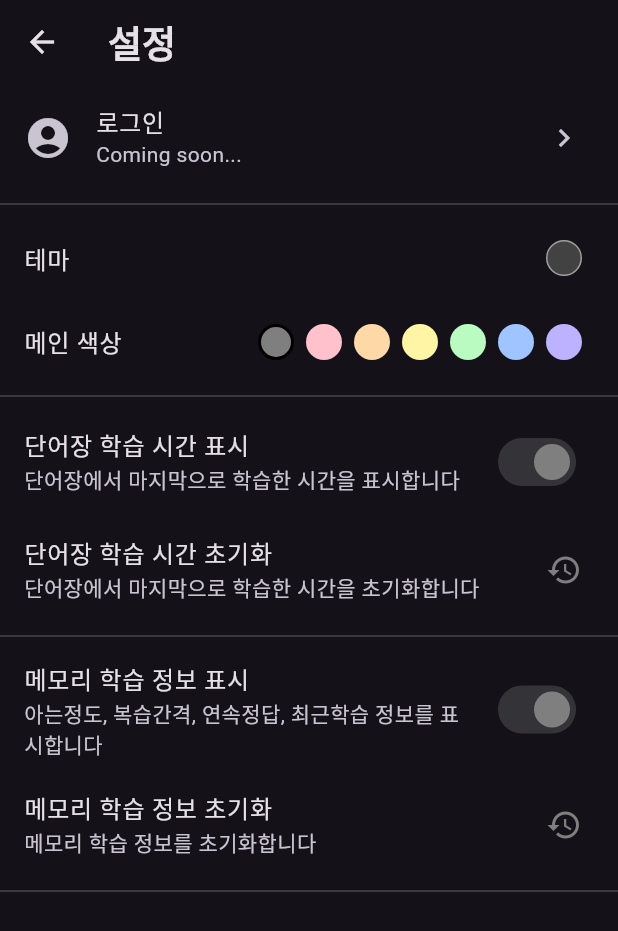
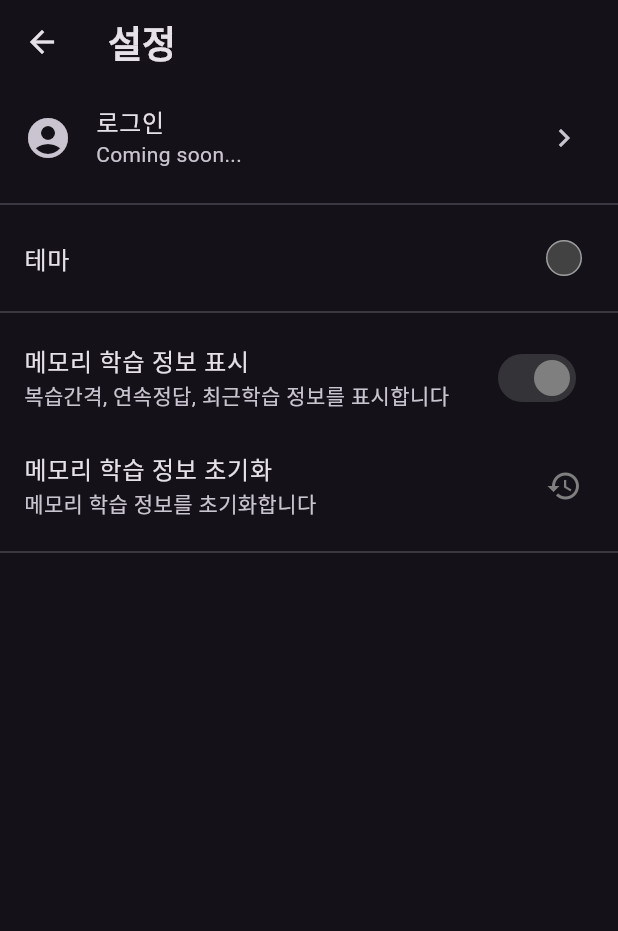
Before and after one commit to yoosukkim-create/Japanese, a Flutter app: the screen it shows after launch, after a tap on the "settings" icon, on a phone screen of 412 x 824 dp. Shown: the top 931 px of the screen. Run offline on Flutter 3.47's test engine with Material 3 defaults, Android fonts, the phone set to English and light mode, and no system bars; our stand-ins replace google_fonts, shared_preferences, signature.

Commit message:
Update UI and delete unusing settings

```diff
--- a/lib/main.dart
+++ b/lib/main.dart
@@ -137,8 +137,10 @@ class _HomeScreenState extends State<HomeScreen> {
     return _buildCardContainer(
       children: [
         _buildCardTitle('기본 단어장', themeProvider),
-        ...wordbooks.map(
-          (wordbook) => InkWell(
+        ...wordbooks.asMap().entries.map((entry) {
+          final index = entry.key + 1; // 숫자 1부터 시작
+          final wordbook = entry.value;
+          return InkWell(
             onTap:
                 () => Navigator.push(
                   context,
@@ -154,12 +156,40 @@ class _HomeScreenState extends State<HomeScreen> {
               child: Row(
                 mainAxisAlignment: MainAxisAlignment.spaceBetween,
                 children: [
-                  Text(
-                    wordbook.title,
-                    style: ThemeProvider.mainListNameStyle(context).copyWith(
-                      color:
-                          isDarkMode(context) ? Colors.white : Colors.black87,
-                    ),
+                  Row(
+                    children: [
+                      // ✅ 둥근 숫자 아이콘
+                      Container(
+                        width: 28,
+                        height: 28,
+                        decoration: BoxDecoration(
+                          color: themeProvider.mainColor.withOpacity(0.9),
+                          borderRadius: BorderRadius.circular(8),
+                        ),
+                        alignment: Alignment.center,
+                        child: Text(
+                          'Lv$index',
+                          style: const TextStyle(
+                            color: Colors.white,
+                            fontSize: 14,
+                            fontWeight: FontWeight.bold,
+                          ),
+                        ),
+                      ),
+                      const SizedBox(width: 12),
+                      // 단어장 제목
+                      Text(
+                        wordbook.title,
+                        style: ThemeProvider.mainListNameStyle(
+                          context,
+                        ).copyWith(
+                          color:
+                              isDarkMode(context)
+                                  ? Colors.white
+                                  : Colors.black87,
+                        ),
+                      ),
+                    ],
                   ),
                   Consumer<StudyProvider>(
                     builder: (context, studyProvider, _) {
@@ -183,8 +213,8 @@ class _HomeScreenState extends State<HomeScreen> {
                 ],
               ),
             ),
-          ),
-        ),
+          );
+        }),
         const SizedBox(height: 8),
       ],
     );
--- a/lib/providers/theme_provider.dart
+++ b/lib/providers/theme_provider.dart
@@ -4,7 +4,6 @@ import 'dart:math';
 
 class ThemeProvider extends ChangeNotifier {
   bool _isDarkMode = true;
-  bool _showLastViewedTime = true;
   bool _showMemoryParams = true;
   Color _mainColor = const Color(0xFF7F7F7F);
 
@@ -17,7 +16,6 @@ class ThemeProvider extends ChangeNotifier {
   static const Color pastelIndigo = Color(0xFFBDB2FF);
 
   bool get isDarkMode => _isDarkMode;
-  bool get showLastViewedTime => _showLastViewedTime;
   bool get showMemoryParams => _showMemoryParams;
   Color get mainColor => _mainColor;
 
@@ -36,11 +34,6 @@ class ThemeProvider extends ChangeNotifier {
     notifyListeners();
   }
 
-  void toggleLastViewedTime() {
-    _showLastViewedTime = !_showLastViewedTime;
-    notifyListeners();
-  }
-
   void toggleMemoryParams() {
     _showMemoryParams = !_showMemoryParams;
     notifyListeners();
@@ -53,9 +46,12 @@ class ThemeProvider extends ChangeNotifier {
   static const Alignment appBarAlignment = Alignment.centerLeft;
   static const String wordbookBarTitle = '메모리 メモリ';
 
-  static const String fontAppBar = 'Jua';
-  static const String fontWord = 'Roboto';
-  static const String fontMeta = 'Jua';
+  // static const String fontAppBar = 'Jua';
+  // static const String fontWord = 'Roboto';
+  // static const String fontMeta = 'Jua';
+  static const String fontAppBar = 'Inter';
+  static const String fontWord = 'Inter';
+  static const String fontMeta = 'Inter';
 
   static TextStyle adaptiveFontSize(
     BuildContext context,
@@ -80,14 +76,14 @@ class ThemeProvider extends ChangeNotifier {
   // Word 관련
   static TextStyle wordText(BuildContext context) => adaptiveFontSize(
     context,
-    0.08,
+    0.1,
     120,
     fontWeight: FontWeight.w700,
     fontFamily: fontWord,
   );
   static TextStyle wordReadMean(BuildContext context) => adaptiveFontSize(
     context,
-    0.035,
+    0.03,
     48,
     fontFamily: fontWord,
     color: Colors.grey[700],
@@ -104,14 +100,14 @@ class ThemeProvider extends ChangeNotifier {
   // 예문 관련
   static TextStyle exampleText(BuildContext context) => adaptiveFontSize(
     context,
-    0.045,
+    0.033,
     48,
     fontWeight: FontWeight.w700,
     fontFamily: fontWord,
   );
   static TextStyle exampleReadMean(BuildContext context) => adaptiveFontSize(
     context,
-    0.035,
+    0.03,
     32,
     fontFamily: fontWord,
     color: Colors.grey[700],
@@ -120,30 +116,23 @@ class ThemeProvider extends ChangeNotifier {
   // 상단바 및 제목
   static TextStyle mainBarStyle(BuildContext context) => adaptiveFontSize(
     context,
-    0.05,
+    0.04,
     60,
-    fontWeight: FontWeight.w900,
-    fontFamily: fontAppBar,
-  );
-  static TextStyle subBarStyle(BuildContext context) => adaptiveFontSize(
-    context,
-    0.045,
-    52,
-    fontWeight: FontWeight.w400,
+    fontWeight: FontWeight.w600,
     fontFamily: fontAppBar,
   );
   static TextStyle mainListStyle(BuildContext context) => adaptiveFontSize(
     context,
-    0.03,
+    0.025,
     32,
-    fontWeight: FontWeight.w700,
+    fontWeight: FontWeight.w900,
     fontFamily: fontAppBar,
   );
   static TextStyle mainListNameStyle(BuildContext context) => adaptiveFontSize(
     context,
-    0.035,
+    0.03,
     36,
-    fontWeight: FontWeight.w400,
+    fontWeight: FontWeight.w600,
     fontFamily: fontWord,
   );
   static TextStyle settingsBarStyle(BuildContext context) => adaptiveFontSize(
@@ -157,14 +146,14 @@ class ThemeProvider extends ChangeNotifier {
   // 부가 정보
   static TextStyle metaCountStyle(BuildContext context) => adaptiveFontSize(
     context,
-    0.03,
-    32,
+    0.02,
+    24,
     fontWeight: FontWeight.w400,
     fontFamily: fontMeta,
   );
   static TextStyle metaDataStyle(BuildContext context) => adaptiveFontSize(
     context,
-    0.01,
+    0.02,
     24,
     fontFamily: fontWord,
     color: Colors.grey,
--- a/lib/views/screens/settings_screen.dart
+++ b/lib/views/screens/settings_screen.dart
@@ -21,7 +21,7 @@ class _SettingsScreenState extends State<SettingsScreen> {
         return AlertDialog(
           title: const Text('메모리 학습 기록 초기화'),
           content: const Text(
-            '메모리 단어장의 학습 기록이 초기화됩니다.\n정말 초기화하시겠습니까?',
+            '모든 단어장의 학습 기록이 초기화됩니다.\n정말 초기화하시겠습니까?',
             style: TextStyle(fontSize: 16),
           ),
           actions: <Widget>[
@@ -37,52 +37,7 @@ class _SettingsScreenState extends State<SettingsScreen> {
                   Navigator.of(context).pop();
                   ScaffoldMessenger.of(context).showSnackBar(
                     const SnackBar(
-                      content: Text('메모리 단어장 학습 기록이 초기화되었습니다.'),
-                      duration: Duration(seconds: 2),
-                    ),
-                  );
-                }
-              },
-            ),
-          ],
-        );
-      },
-    );
-  }
-
-  // 초기화 확인 다이얼로그를 보여주는 메서드
-  Future<void> _showResetConfirmDialog(BuildContext context) async {
-    final studyProvider = Provider.of<StudyProvider>(context, listen: false);
-
-    return showDialog<void>(
-      context: context,
-      builder: (BuildContext context) {
-        return AlertDialog(
-          title: const Text('학습 기록 초기화'),
-          content: const Text(
-            '모든 단어의 학습 기록이 삭제됩니다.\n정말 초기화하시겠습니까?',
-            style: TextStyle(fontSize: 16),
-          ),
-          actions: <Widget>[
-            TextButton(
-              child: const Text('아니오'),
-              onPressed: () {
-                Navigator.of(context).pop();
-              },
-            ),
-            TextButton(
-              child: const Text(
-                '예',
-                style: TextStyle(color: Colors.red), // 위험 동작임을 표시
-              ),
-              onPressed: () async {
-                await studyProvider.resetAllStudyStates();
-                if (context.mounted) {
-                  Navigator.of(context).pop();
-                  // 초기화 완료 메시지 표시
-                  ScaffoldMessenger.of(context).showSnackBar(
-                    const SnackBar(
-                      content: Text('모든 학습 기록이 초기화되었습니다.'),
+                      content: Text('모든 단어장 학습 기록이 초기화되었습니다.'),
                       duration: Duration(seconds: 2),
                     ),
                   );
@@ -146,107 +101,85 @@ class _SettingsScreenState extends State<SettingsScreen> {
                   themeProvider.toggleTheme();
                 },
               ),
-              ListTile(
-                title: const Text('메인 색상'),
-                trailing: Row(
-                  mainAxisSize: MainAxisSize.min,
-                  children: [
-                    _ColorOption(
-                      color: ThemeProvider.gray,
-                      isSelected: themeProvider.mainColor == ThemeProvider.gray,
-                      onTap:
-                          () => themeProvider.setMainColor(ThemeProvider.gray),
-                    ),
-                    const SizedBox(width: 8),
-                    _ColorOption(
-                      color: ThemeProvider.pastelRed,
-                      isSelected:
-                          themeProvider.mainColor == ThemeProvider.pastelRed,
-                      onTap:
-                          () => themeProvider.setMainColor(
-                            ThemeProvider.pastelRed,
-                          ),
-                    ),
-                    const SizedBox(width: 8),
-                    _ColorOption(
-                      color: ThemeProvider.pastelOrange,
-                      isSelected:
-                          themeProvider.mainColor == ThemeProvider.pastelOrange,
-                      onTap:
-                          () => themeProvider.setMainColor(
-                            ThemeProvider.pastelOrange,
-                          ),
-                    ),
-                    const SizedBox(width: 8),
-                    _ColorOption(
-                      color: ThemeProvider.pastelYellow,
-                      isSelected:
-                          themeProvider.mainColor == ThemeProvider.pastelYellow,
-                      onTap:
-                          () => themeProvider.setMainColor(
-                            ThemeProvider.pastelYellow,
-                          ),
-                    ),
-                    const SizedBox(width: 8),
-                    _ColorOption(
-                      color: ThemeProvider.pastelGreen,
-                      isSelected:
-                          themeProvider.mainColor == ThemeProvider.pastelGreen,
-                      onTap:
-                          () => themeProvider.setMainColor(
-                            ThemeProvider.pastelGreen,
-                          ),
-                    ),
-                    const SizedBox(width: 8),
-                    _ColorOption(
-                      color: ThemeProvider.pastelBlue,
-                      isSelected:
-                          themeProvider.mainColor == ThemeProvider.pastelBlue,
-                      onTap:
-                          () => themeProvider.setMainColor(
-                            ThemeProvider.pastelBlue,
-                          ),
-                    ),
-                    const SizedBox(width: 8),
-                    _ColorOption(
-                      color: ThemeProvider.pastelIndigo,
-                      isSelected:
-                          themeProvider.mainColor == ThemeProvider.pastelIndigo,
-                      onTap:
-                          () => themeProvider.setMainColor(
-                            ThemeProvider.pastelIndigo,
-                          ),
-                    ),
-                  ],
-                ),
-              ),
-              const Divider(),
-
-              // 마지막으로 본 시간 설정
-              SwitchListTile(
-                title: const Text('단어장 학습 시간 표시'),
-                subtitle: const Text('단어장에서 마지막으로 학습한 시간을 표시합니다'),
-                value: themeProvider.showLastViewedTime,
-                onChanged: (bool value) {
-                  themeProvider.toggleLastViewedTime();
-                },
-                activeColor: themeProvider.mainColor,
-                activeTrackColor: trackColor,
-                inactiveTrackColor: Colors.grey.withOpacity(0.3),
-              ),
-
-              // 학습 기록 초기화 옵션
-              ListTile(
-                title: const Text('단어장 학습 시간 초기화'),
-                subtitle: const Text('단어장에서 마지막으로 학습한 시간을 초기화합니다'),
-                trailing: Icon(Icons.restore, color: themeProvider.mainColor),
-                onTap: () => _showResetConfirmDialog(context),
-              ),
+              // ListTile(
+              //   title: const Text('메인 색상'),
+              //   trailing: Row(
+              //     mainAxisSize: MainAxisSize.min,
+              //     children: [
+              //       _ColorOption(
+              //         color: ThemeProvider.gray,
+              //         isSelected: themeProvider.mainColor == ThemeProvider.gray,
+              //         onTap:
+              //             () => themeProvider.setMainColor(ThemeProvider.gray),
+              //       ),
+              //       const SizedBox(width: 8),
+              //       _ColorOption(
+              //         color: ThemeProvider.pastelRed,
+              //         isSelected:
+              //             themeProvider.mainColor == ThemeProvider.pastelRed,
+              //         onTap:
+              //             () => themeProvider.setMainColor(
+              //               ThemeProvider.pastelRed,
+              //             ),
+              //       ),
+              //       const SizedBox(width: 8),
+              //       _ColorOption(
+              //         color: ThemeProvider.pastelOrange,
+              //         isSelected:
+              //             themeProvider.mainColor == ThemeProvider.pastelOrange,
+              //         onTap:
+              //             () => themeProvider.setMainColor(
+              //               ThemeProvider.pastelOrange,
+              //             ),
+              //       ),
+              //       const SizedBox(width: 8),
+              //       _ColorOption(
+              //         color: ThemeProvider.pastelYellow,
+              //         isSelected:
+              //             themeProvider.mainColor == ThemeProvider.pastelYellow,
+              //         onTap:
+              //             () => themeProvider.setMainColor(
+              //               ThemeProvider.pastelYellow,
+              //             ),
+              //       ),
+              //       const SizedBox(width: 8),
+              //       _ColorOption(
+              //         color: ThemeProvider.pastelGreen,
+              //         isSelected:
+              //             themeProvider.mainColor == ThemeProvider.pastelGreen,
+              //         onTap:
+              //             () => themeProvider.setMainColor(
+              //               ThemeProvider.pastelGreen,
+              //             ),
+              //       ),
+              //       const SizedBox(width: 8),
+              //       _ColorOption(
+              //         color: ThemeProvider.pastelBlue,
+              //         isSelected:
+              //             themeProvider.mainColor == ThemeProvider.pastelBlue,
+              //         onTap:
+              //             () => themeProvider.setMainColor(
+              //               ThemeProvider.pastelBlue,
+              //             ),
+              //       ),
+              //       const SizedBox(width: 8),
+              //       _ColorOption(
+              //         color: ThemeProvider.pastelIndigo,
+              //         isSelected:
+              //             themeProvider.mainColor == ThemeProvider.pastelIndigo,
+              //         onTap:
+              //             () => themeProvider.setMainColor(
+              //               ThemeProvider.pastelIndigo,
+              //             ),
+              //       ),
+              //     ],
+              //   ),
+              // ),
               const Divider(),
 
               SwitchListTile(
                 title: const Text('메모리 학습 정보 표시'),
-                subtitle: const Text('아는정도, 복습간격, 연속정답, 최근학습 정보를 표시합니다'),
+                subtitle: const Text('복습간격, 연속정답, 최근학습 정보를 표시합니다'),
                 value: themeProvider.showMemoryParams,
                 onChanged: (_) => themeProvider.toggleMemoryParams(),
                 activeColor: themeProvider.mainColor,
--- a/lib/views/screens/word_group_screen.dart
+++ b/lib/views/screens/word_group_screen.dart
@@ -36,7 +36,7 @@ class WordGroupScreen extends StatelessWidget {
           alignment: ThemeProvider.appBarAlignment,
           child: Text(
             wordbook.title,
-            style: ThemeProvider.subBarStyle(
+            style: ThemeProvider.mainBarStyle(
               context,
             ).copyWith(color: themeProvider.mainColor),
           ),
```
Also changed, not shown: lib/models/word_study_state.dart (+0 -14 lines), lib/providers/study_provider.dart (+0 -40 lines), lib/views/screens/memory_mode_screen.dart (+5 -5 lines), lib/views/screens/word_list_screen.dart (+1 -17 lines), assets/data/kanji_data.json.
